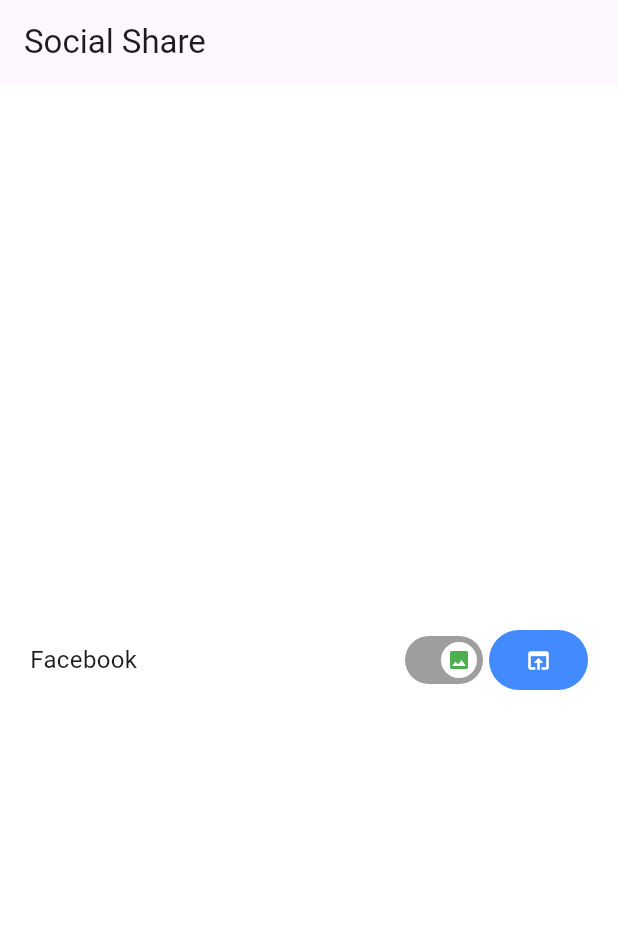
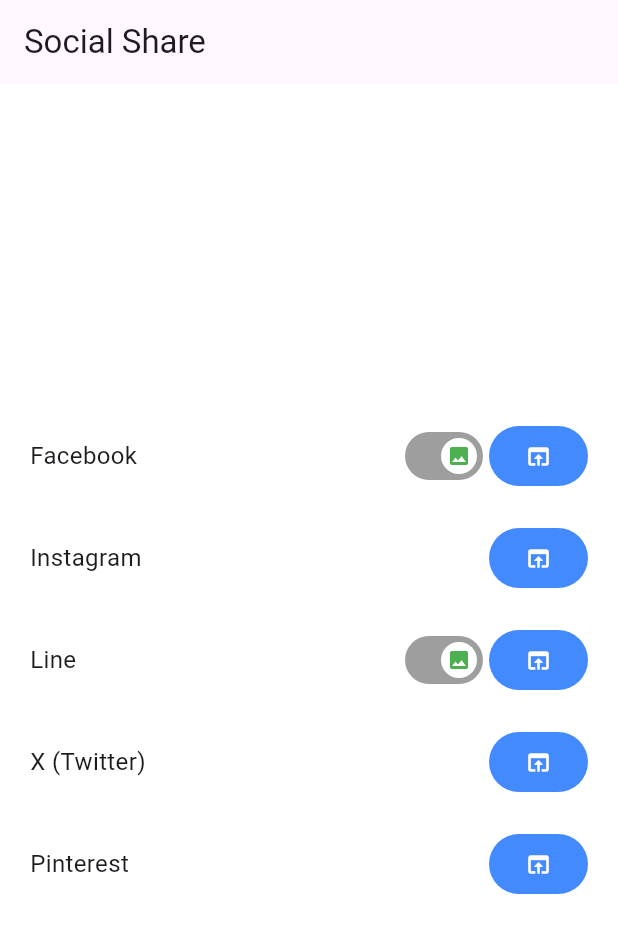
Before and after one commit to Minh-Do21/social_share_flutter, a Flutter app: the screen it shows after launch, on a phone screen of 412 x 824 dp. Shown: the top 933 px of the screen. Run offline on Flutter 3.47's test engine with Material 3 defaults, Android fonts, the phone set to English and light mode, and no system bars; our stand-ins replace image_picker.

Commit message:
update social functions

```diff
--- /dev/null
+++ b/lib/components/instagram_share_button.dart
@@ -0,0 +1,57 @@
+import 'package:flutter/material.dart';
+import 'package:image_picker/image_picker.dart';
+import 'package:social_share_flutter/components/snack_bar_view.dart';
+import 'package:social_share_flutter/events/native_call_event.dart';
+
+class InstagramShareButton extends StatefulWidget {
+  const InstagramShareButton({super.key});
+
+  @override
+  State<InstagramShareButton> createState() => _InstagramShareButtonState();
+}
+
+class _InstagramShareButtonState extends State<InstagramShareButton> {
+
+  Future<void> pickImageAndShare() async {
+    final picker = ImagePicker();
+    final pickedFile = await picker.pickImage(source: ImageSource.gallery);
+
+    if (pickedFile != null) {
+      String imagePath = pickedFile.path;
+      final message = await NativeCallEvent.shareToInstagram(
+        imagePath: imagePath,
+      );
+
+      // ignore: use_build_context_synchronously
+      SnackBarView.show(context, message);
+    }
+  }
+
+  @override
+  Widget build(BuildContext context) {
+    return Row(
+      children: [
+        const Expanded(
+          child: Text(
+            "Instagram",
+            style: TextStyle(fontSize: 16),
+          ),
+        ),
+        const SizedBox(width: 40),
+        ElevatedButton(
+          style: ButtonStyle(
+            backgroundColor: WidgetStateProperty.all(Colors.blueAccent),
+            elevation: WidgetStateProperty.all(0),
+          ),
+          onPressed: () async {
+            pickImageAndShare();
+          },
+          child: const Icon(
+            Icons.open_in_browser_outlined,
+            color: Colors.white,
+          ),
+        ),
+      ],
+    );
+  }
+}
--- /dev/null
+++ b/lib/components/line_share_button.dart
@@ -0,0 +1,119 @@
+import 'dart:io';
+
+import 'package:flutter/material.dart';
+import 'package:image_picker/image_picker.dart';
+import 'package:social_share_flutter/components/snack_bar_view.dart';
+import 'package:social_share_flutter/events/native_call_event.dart';
+
+class LineShareButton extends StatefulWidget {
+  const LineShareButton({super.key});
+
+  @override
+  State<LineShareButton> createState() => _LineShareButtonState();
+}
+
+class _LineShareButtonState extends State<LineShareButton> {
+  bool isImageShare = true;
+
+  @override
+  void initState() {
+    super.initState();
+    if(Platform.isIOS){
+      setState(() {
+        isImageShare = false;
+      });
+    }
+  }
+
+  final WidgetStateProperty<Icon?> thumbIcon =
+      WidgetStateProperty.resolveWith<Icon?>(
+    (Set<WidgetState> states) {
+      if (states.contains(WidgetState.selected)) {
+        return const Icon(
+          Icons.image,
+          color: Colors.green,
+        );
+      }
+      return const Icon(
+        Icons.link_sharp,
+        color: Colors.white,
+      );
+    },
+  );
+
+  Future<void> pickImageAndShare() async {
+    final picker = ImagePicker();
+    final pickedFile = await picker.pickImage(source: ImageSource.gallery);
+
+    if (pickedFile != null) {
+      String imagePath = pickedFile.path;
+      final message = await NativeCallEvent.shareToLine(
+        imagePath: imagePath,
+      );
+
+      // ignore: use_build_context_synchronously
+      SnackBarView.show(context, message);
+    }
+  }
+
+  Future<void> linkShare() async {
+    const url = 'https://www.google.com';
+    final message = await NativeCallEvent.shareToLine(
+      url: url,
+    );
+
+    // ignore: use_build_context_synchronously
+    SnackBarView.show(context, message);
+  }
+
+  @override
+  Widget build(BuildContext context) {
+    return Row(
+      children: [
+        const Expanded(
+          child: Text(
+            "Line",
+            style: TextStyle(fontSize: 16),
+          ),
+        ),
+        const SizedBox(width: 40),
+        Switch.adaptive(
+          thumbIcon: thumbIcon,
+          activeColor: Colors.white,
+          activeTrackColor: Colors.grey,
+          inactiveThumbColor: Colors.blueAccent,
+          inactiveTrackColor: Colors.grey,
+          applyCupertinoTheme: false,
+          value: isImageShare,
+          onChanged: (bool value) {
+            if (Platform.isAndroid) {
+              setState(() {
+                isImageShare = value;
+              });
+            }else{
+              SnackBarView.show(context, 'Line app on ios only allows sharing url.');
+            }
+          },
+        ),
+        ElevatedButton(
+          style: ButtonStyle(
+            backgroundColor: WidgetStateProperty.all(Colors.blueAccent),
+            elevation: WidgetStateProperty.all(0),
+          ),
+          onPressed: () async {
+            if (isImageShare) {
+              pickImageAndShare();
+            } else {
+              linkShare();
+            }
+            // shareToLine('https://www.google.com', null);
+          },
+          child: const Icon(
+            Icons.open_in_browser_outlined,
+            color: Colors.white,
+          ),
+        ),
+      ],
+    );
+  }
+}
--- /dev/null
+++ b/lib/components/pinterest_share_button.dart
@@ -0,0 +1,50 @@
+import 'package:flutter/material.dart';
+import 'package:social_share_flutter/components/snack_bar_view.dart';
+import 'package:social_share_flutter/events/native_call_event.dart';
+
+class PinterestShareButton extends StatefulWidget {
+  const PinterestShareButton({super.key});
+
+  @override
+  State<PinterestShareButton> createState() => _PinterestShareButtonState();
+}
+
+class _PinterestShareButtonState extends State<PinterestShareButton> {
+  Future<void> linkShare() async {
+    const url = 'https://stackoverflow.com/';
+    String message = await NativeCallEvent.shareToPinterest(
+      url: url,
+    );
+
+    // ignore: use_build_context_synchronously
+    SnackBarView.show(context, message);
+  }
+
+  @override
+  Widget build(BuildContext context) {
+    return Row(
+      children: [
+        const Expanded(
+          child: Text(
+            "Pinterest",
+            style: TextStyle(fontSize: 16),
+          ),
+        ),
+        const SizedBox(width: 40),
+        ElevatedButton(
+          style: ButtonStyle(
+            backgroundColor: WidgetStateProperty.all(Colors.blueAccent),
+            elevation: WidgetStateProperty.all(0),
+          ),
+          onPressed: () async {
+            linkShare();
+          },
+          child: const Icon(
+            Icons.open_in_browser_outlined,
+            color: Colors.white,
+          ),
+        ),
+      ],
+    );
+  }
+}
--- /dev/null
+++ b/lib/components/x_share_button.dart
@@ -0,0 +1,50 @@
+import 'package:flutter/material.dart';
+import 'package:social_share_flutter/components/snack_bar_view.dart';
+import 'package:social_share_flutter/events/native_call_event.dart';
+
+class XShareButton extends StatefulWidget {
+  const XShareButton({super.key});
+
+  @override
+  State<XShareButton> createState() => _XShareButtonState();
+}
+
+class _XShareButtonState extends State<XShareButton> {
+  Future<void> linkShare() async {
+    const url = 'https://www.google.com';
+    String message = await NativeCallEvent.shareToTwitter(
+      url: url,
+    );
+
+     // ignore: use_build_context_synchronously
+      SnackBarView.show(context, message);
+  }
+
+  @override
+  Widget build(BuildContext context) {
+    return Row(
+      children: [
+        const Expanded(
+          child: Text(
+            "X (Twitter)",
+            style: TextStyle(fontSize: 16),
+          ),
+        ),
+        const SizedBox(width: 40),
+        ElevatedButton(
+          style: ButtonStyle(
+            backgroundColor: WidgetStateProperty.all(Colors.blueAccent),
+            elevation: WidgetStateProperty.all(0),
+          ),
+          onPressed: () async {
+            linkShare();
+          },
+          child: const Icon(
+            Icons.open_in_browser_outlined,
+            color: Colors.white,
+          ),
+        ),
+      ],
+    );
+  }
+}
--- a/lib/my_home_page.dart
+++ b/lib/my_home_page.dart
@@ -1,5 +1,10 @@
 import 'package:flutter/material.dart';
 import 'package:social_share_flutter/components/facebook_share_button.dart';
+import 'package:social_share_flutter/components/pinterest_share_button.dart';
+import 'package:social_share_flutter/components/x_share_button.dart';
+
+import 'components/instagram_share_button.dart';
+import 'components/line_share_button.dart';
 
 class MyHomePage extends StatefulWidget {
   const MyHomePage({
@@ -11,7 +16,6 @@
 }
 
 class _MyHomePageState extends State<MyHomePage> {
-
   @override
   void initState() {
     super.initState();
@@ -33,8 +37,14 @@
             crossAxisAlignment: CrossAxisAlignment.center,
             children: [
               FacebookShareButton(),
-
-
+              SizedBox(height: 20),
+              InstagramShareButton(),
+              SizedBox(height: 20),
+              LineShareButton(),
+              SizedBox(height: 20),
+              XShareButton(),
+              SizedBox(height: 20),
+              PinterestShareButton(),
             ],
           ),
         ),
```
Also changed, not shown: lib/components/snack_bar_view.dart (added, +13 -0 lines), lib/events/native_call_event.dart (+120 -3 lines), 6 other files.
